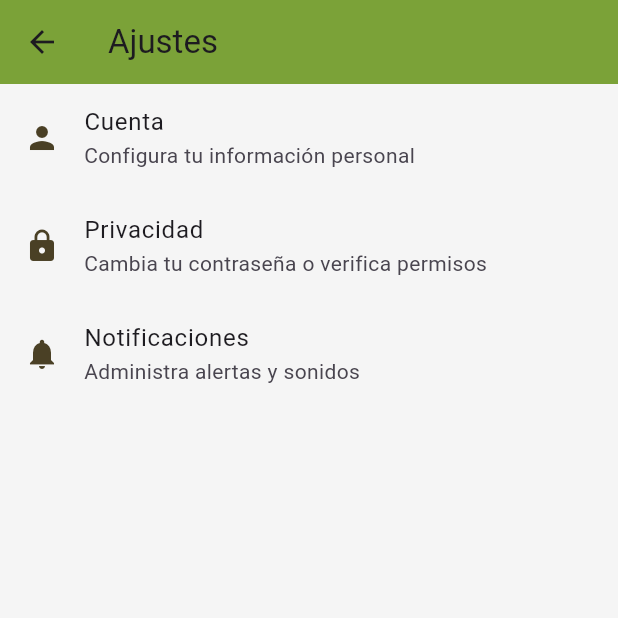
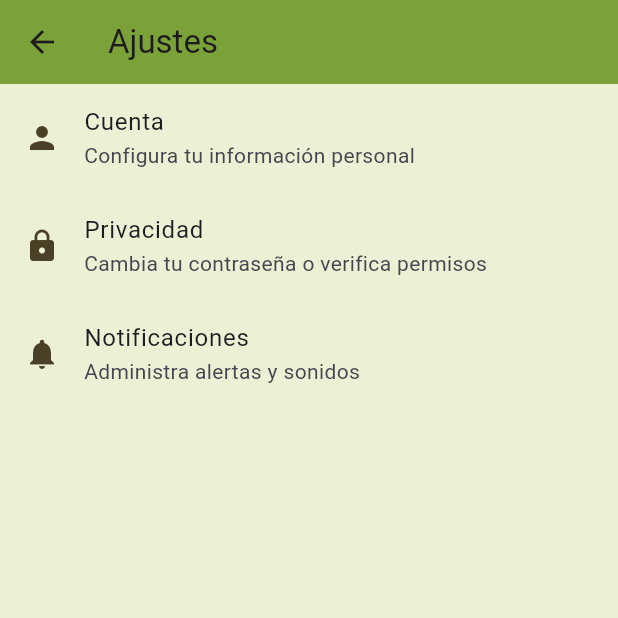
Before and after one commit to Monti1751/EZBar_Backend, a Flutter app: the screen it shows after launch, after a tap on "Ir a Ajustes", on a phone screen of 412 x 824 dp, the top half of it. Run offline on Flutter 3.47's test engine with Material 3 defaults, Android fonts, the light colour scheme and no system bars.

Commit message:
Update color main.dart

```diff
--- a/lib/main.dart
+++ b/lib/main.dart
@@ -15,7 +15,7 @@
       debugShowCheckedModeBanner: false,
       theme: ThemeData(
         primarySwatch: Colors.green,
-        scaffoldBackgroundColor: const Color(0xFFF5F5F5),
+        scaffoldBackgroundColor: const Color(0xFFECF0D5),
         inputDecorationTheme: InputDecorationTheme(
           filled: true,
           fillColor: const Color(0xFFF5F5F5),
@@ -141,7 +141,7 @@
                           ),
                           child: const Text(
                             'Iniciar sesión',
-                            style: TextStyle(fontSize: 18, color: Color(0xFFF5F5F5)),
+                            style: TextStyle(fontSize: 18, color: Color(0xFFECF0D5)),
                           ),
                         ),
                       ),
@@ -169,7 +169,7 @@
               // Logo superpuesto
               Container(
                 decoration: BoxDecoration(
-                  color: const Color(0xFFF5F5F5),
+                  color: const Color(0xFFECF0D5),
                   shape: BoxShape.circle,
                   border: Border.all(
                     color: const Color(0xFF4A4025),
```
